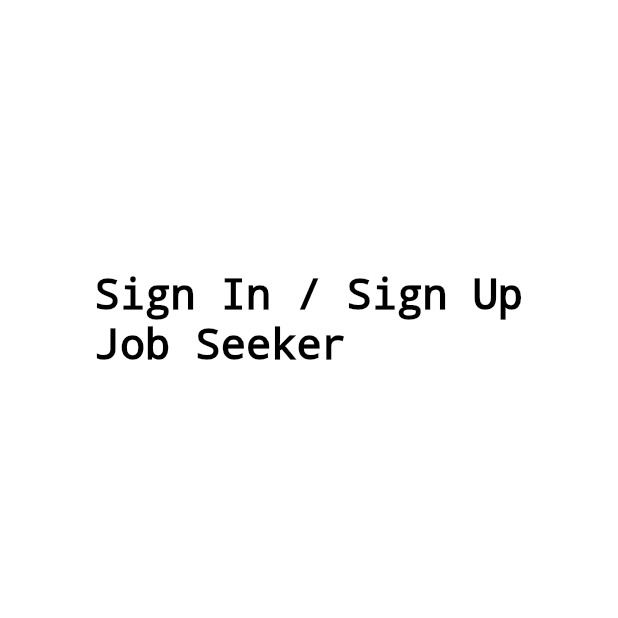
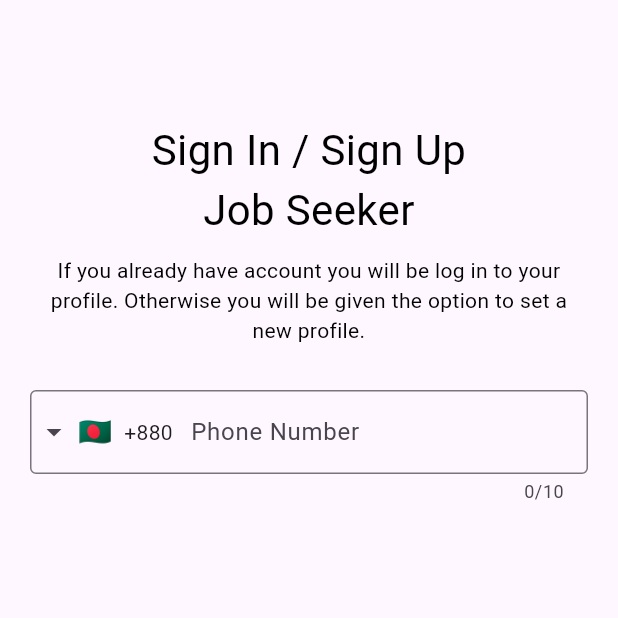
Before and after one commit to Adnan-saky/Bringin, a Flutter app: the screen it shows after launch, after a tap on "Join as Job Seeker", on a phone screen of 412 x 824 dp, the top half of it. Run offline on Flutter 3.47's test engine with Material 2 defaults, Android fonts, the phone set to English and light mode, and no system bars; drawn by our look-alikes of intl_phone_field; our stand-ins replace get, loading_animation_widget.

Commit message:
Update SignIn.dart

```diff
--- a/lib/Views/screens/SignIn.dart
+++ b/lib/Views/screens/SignIn.dart
@@ -1,24 +1,54 @@
 import 'package:flutter/material.dart';
+import 'package:intl_phone_field/intl_phone_field.dart';
 
 class SignIn extends StatelessWidget {
   const SignIn({Key? key}) : super(key: key);
 
   @override
   Widget build(BuildContext context) {
-    return Center(
+
+    return Scaffold(
+      body: Center(
             child: Column(
-        children: [
-          Padding(padding: EdgeInsets.fromLTRB(0, 150 ,  0, 30)),
+          children:  [
+            const Padding(padding: EdgeInsets.fromLTRB(0, 50, 0, 30)),
             const Text(
-            'Sign In / Sign Up\nJob Seeker ',
+              'Sign In / Sign Up \nJob Seeker',
+              textAlign: TextAlign.center,
               style: TextStyle(
                 decoration: TextDecoration.none,
                 fontSize: 28,
                 color: Colors.black,
               ),
             ),
+            const Padding(
+              padding: EdgeInsets.fromLTRB(20, 10, 20, 10),
+              child: Text(
+                'If you already have account you will be log in to your profile. '
+                'Otherwise you will be given the option to set a new profile.',
+                textAlign: TextAlign.center,
+                style: TextStyle(
+                  decoration: TextDecoration.none,
+                  fontSize: 14,
+                  color: Colors.black,
+                ),
+              ),
+            ),
+            Padding(padding: const EdgeInsets.all(20),
+              child: IntlPhoneField(
+                initialCountryCode: 'BD',
+                decoration: const InputDecoration(
+                  labelText: 'Phone Number',
+                  border: OutlineInputBorder(
+                    borderSide: BorderSide(),
+                  ),
+                ),
+              ),
+            ),
+
           ],
-      ),
+        )),
+
     );
   }
 }
```
Lines whose indentation alone changed are shown as unchanged.
